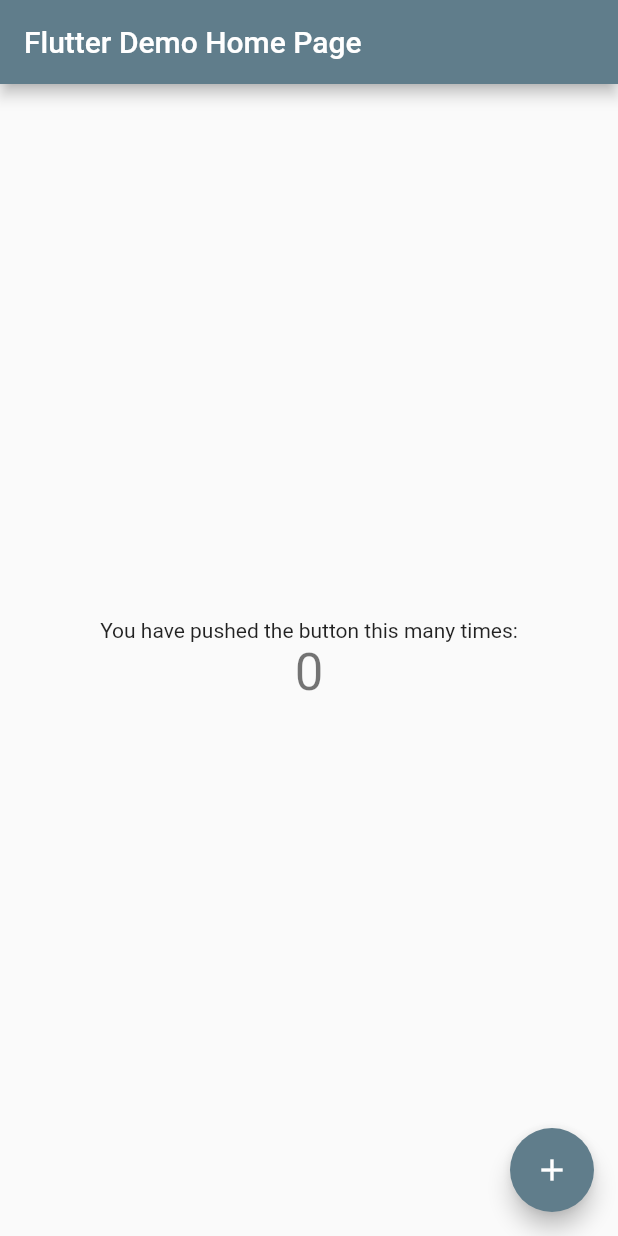
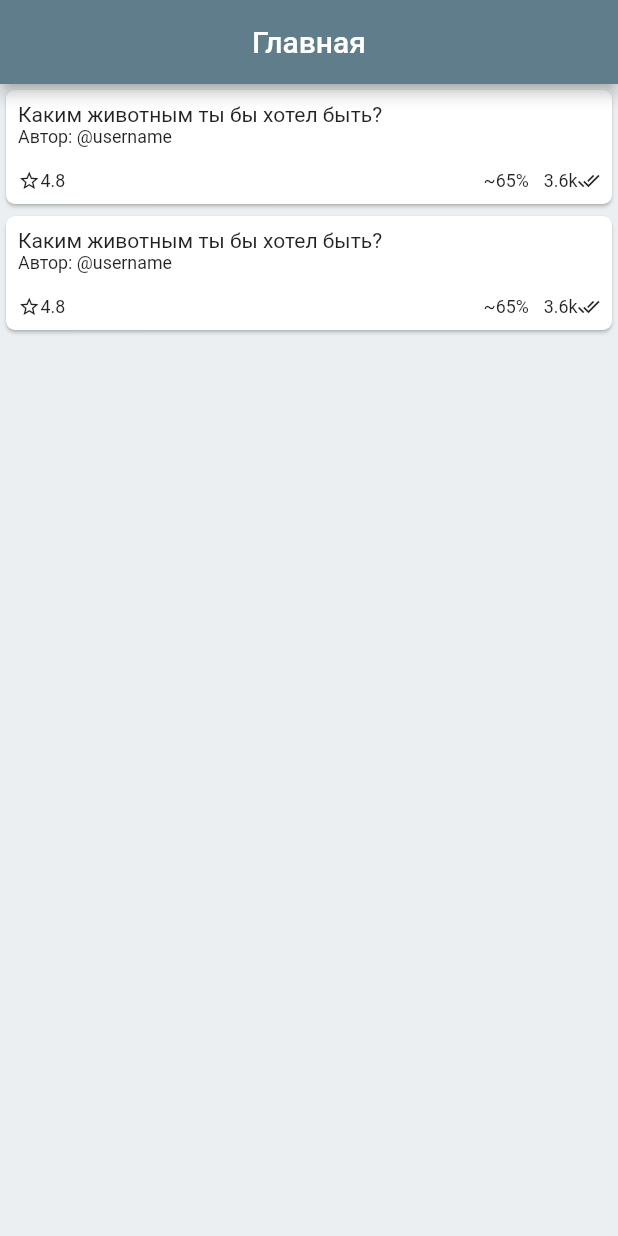
Before and after one commit to TemityStolyarov/testzone, a Flutter app: the screen it shows after launch, on a phone screen of 412 x 824 dp. Run offline on Flutter 3.47's test engine with Material 2 defaults, Android fonts, the light colour scheme and no system bars.

Commit message:
Added a Stateless TestCard
The default code has been removed, the application library has been changed: the 'feed' page, templates for the 'settings', 'profile' pages have been added. A Stateless TestCard has been created (for displaying tests in the feed)

```diff
--- a/analysis_options.yaml
+++ b/analysis_options.yaml
@@ -23,7 +23,8 @@
   # producing the lint.
   rules:
     # avoid_print: false  # Uncomment to disable the `avoid_print` rule
-    # prefer_single_quotes: true  # Uncomment to enable the `prefer_single_quotes` rule
+    prefer_single_quotes: true
+    prefer_const_constructors: false
 
 # Additional information about this file can be found at
 # https://dart.dev/guides/language/analysis-options
--- /dev/null
+++ b/lib/features/feed/utils/feed_page.dart
@@ -0,0 +1,26 @@
+import 'package:flutter/material.dart';
+import 'package:testzone/features/feed/utils/widgets.dart';
+import 'package:testzone/features/settings/color_schemes.dart';
+
+class FeedPage extends StatelessWidget {
+  const FeedPage({super.key, required this.title});
+  final String title;
+
+  @override
+  Widget build(BuildContext context) {
+    return Scaffold(
+      backgroundColor: AppColorScheme.feedBackgroundColor,
+      appBar: AppBar(
+        title: Text(title),
+        centerTitle: true,
+      ),
+      body: Column(
+        mainAxisSize: MainAxisSize.max,
+        children: const [
+          TestCard(),
+          TestCard(),
+        ],
+      ),
+    );
+  }
+}
--- /dev/null
+++ b/lib/features/feed/utils/widgets.dart
@@ -0,0 +1,96 @@
+import 'package:flutter/material.dart';
+import 'package:testzone/features/settings/color_schemes.dart';
+
+class TestCardRating extends StatelessWidget {
+  const TestCardRating({super.key});
+
+  @override
+  Widget build(BuildContext context) {
+    return Row(
+      children: const [
+        Icon(
+          Icons.star_border_outlined,
+          size: 15,
+        ),
+        Text(
+          '4.8',
+          textScaleFactor: 0.85,
+        ),
+      ],
+    );
+  }
+}
+
+class TestCard extends StatelessWidget {
+  const TestCard({super.key});
+
+  @override
+  Widget build(BuildContext context) {
+    return Card(
+      color: AppColorScheme.feedTestCardColor,
+      shape: const RoundedRectangleBorder(
+        borderRadius: BorderRadius.all(Radius.circular(6)),
+      ),
+      child: InkWell(
+        borderRadius: const BorderRadius.all(Radius.circular(6)),
+        splashColor: AppColorScheme.feedSplashColor,
+        onTap: () => debugPrint('Card tapped.'), //TODO: action
+        child: SizedBox(
+          child: Padding(
+            padding: const EdgeInsets.all(8.0),
+            child: Column(
+              crossAxisAlignment: CrossAxisAlignment.start,
+              children: [
+                Text(
+                  'Каким животным ты бы хотел быть? ', // Продолжая тему обсуждения, связанную с
+                  //предшественниками человека, каждое живое существо хотя бы однажды хотело бы относиться к другому виду. А к кому относите себя вы?'
+                ),
+                Text(
+                  'Автор: @username',
+                  textScaleFactor: 0.85,
+                ),
+                Padding(
+                  padding: const EdgeInsets.only(top: 15),
+                  child: Row(
+                    mainAxisAlignment: MainAxisAlignment.spaceBetween,
+                    children: [
+                      TestCardRating(),
+                      Row(
+                        children: [
+                          Row(
+                            children: const [
+                              //there also could be an image
+                              Text(
+                                '~65%',
+                                textScaleFactor: 0.85,
+                              ),
+                            ],
+                          ),
+                          SizedBox(
+                            width: 10,
+                          ),
+                          Row(
+                            children: const [
+                              Text(
+                                '3.6k',
+                                textScaleFactor: 0.85,
+                              ),
+                              Icon(
+                                Icons.done_all_outlined,
+                                size: 15,
+                              ),
+                            ],
+                          ),
+                        ],
+                      )
+                    ],
+                  ),
+                ),
+              ],
+            ),
+          ),
+        ),
+      ),
+    );
+  }
+}
--- /dev/null
+++ b/lib/features/settings/color_schemes.dart
@@ -0,0 +1,8 @@
+import 'package:flutter/material.dart';
+
+class AppColorScheme {
+  // feed interface colors
+  static const Color feedSplashColor = Color.fromRGBO(50, 50, 50, 0.3);
+  static const Color feedTestCardColor = Color.fromRGBO(255, 255, 255, 1);
+  static const Color feedBackgroundColor = Color.fromRGBO(236, 239, 241, 1);
+}
--- a/lib/main.dart
+++ b/lib/main.dart
@@ -1,4 +1,5 @@
 import 'package:flutter/material.dart';
+import 'package:testzone/features/feed/utils/feed_page.dart';
 
 void main() {
   runApp(const MyApp());
@@ -10,56 +11,8 @@
   Widget build(BuildContext context) {
     return MaterialApp(
       title: 'Flutter Demo',
-      theme: ThemeData(
-        primarySwatch: Colors.blueGrey,
-      ),
-      home: const MyHomePage(title: 'Flutter Demo Home Page'),
+      theme: ThemeData(primarySwatch: Colors.blueGrey),
+      home: const FeedPage(title: 'Главная'),
     );
   }
 }
-
-class MyHomePage extends StatefulWidget {
-  const MyHomePage({super.key, required this.title});
-  final String title;
-
-  @override
-  State<MyHomePage> createState() => _MyHomePageState();
-}
-
-class _MyHomePageState extends State<MyHomePage> {
-  int _counter = 0;
-
-  void _incrementCounter() {
-    setState(() {
-      _counter++;
-    });
-  }
-
-  @override
-  Widget build(BuildContext context) {
-    return Scaffold(
-      appBar: AppBar(
-        title: Text(widget.title),
-      ),
-      body: Center(
-        child: Column(
-          mainAxisAlignment: MainAxisAlignment.center,
-          children: <Widget>[
-            const Text(
-              'You have pushed the button this many times:',
-            ),
-            Text(
-              '$_counter',
-              style: Theme.of(context).textTheme.headlineMedium,
-            ),
-          ],
-        ),
-      ),
-      floatingActionButton: FloatingActionButton(
-        onPressed: _incrementCounter,
-        tooltip: 'Increment',
-        child: const Icon(Icons.add),
-      ),
-    );
-  }
-}
```
